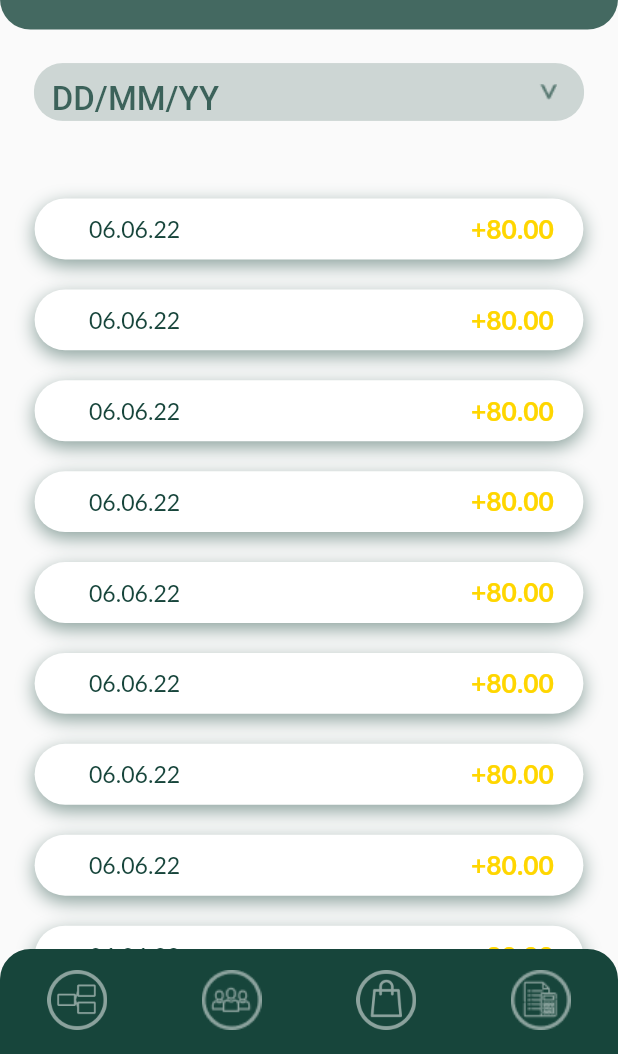
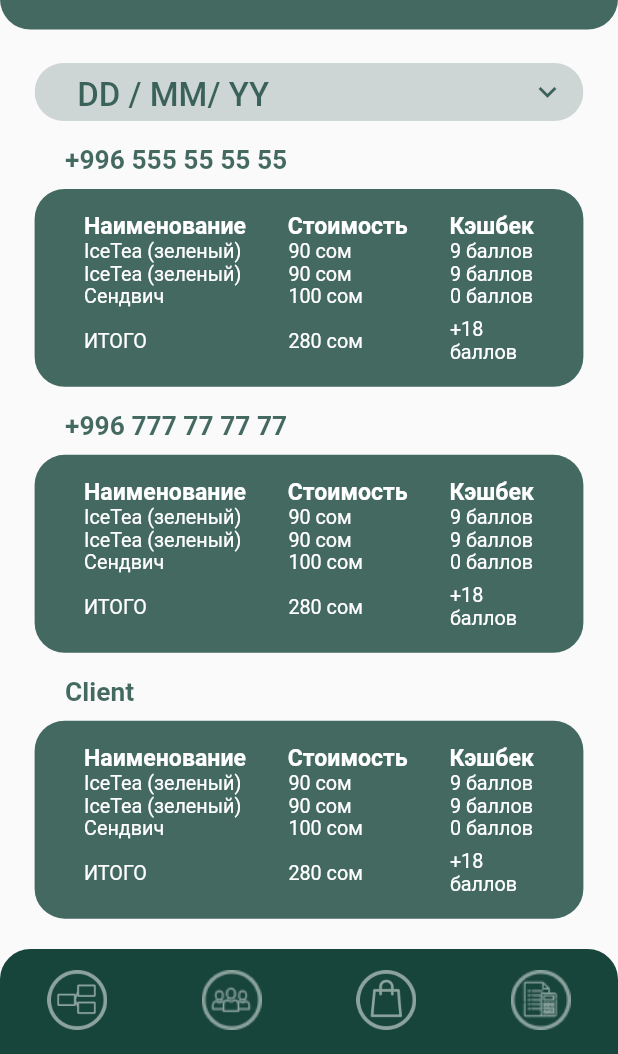
Before and after one commit to 3sss21/ITC, a Flutter app: the SellerNavigationWidget screen opened directly, item 4 of the bottom bar chosen, on a phone screen of 412 x 824 dp, the part 182-1236 px from its top. Run offline on Flutter 3.47's test engine with Material 2 defaults, Android fonts, the light colour scheme and no system bars; our stand-ins replace bloc, cached_network_image, dio, flutter_bloc, flutter_screenutil; Roboto replaces fonts that are missing (Lato).

Commit message:
Cash Box Receipt

```diff
--- a/lib/commons/text_style_helper.dart
+++ b/lib/commons/text_style_helper.dart
@@ -74,4 +74,14 @@ abstract class TextStyleHelper {
     fontSize: 16.sp,
     fontWeight: FontWeight.w600,
   );
+  static TextStyle f14w600 = TextStyle(
+    color: ThemeHelper.white,
+    fontSize: 14.sp,
+    fontWeight: FontWeight.w600,
+  );
+  static TextStyle f12w400 = TextStyle(
+    color: ThemeHelper.white,
+    fontSize: 12.sp,
+    fontWeight: FontWeight.w400,
+  );
 }
--- a/lib/global_widgets/appCover_widget.dart
+++ b/lib/global_widgets/appCover_widget.dart
@@ -24,7 +24,7 @@ class AppCoverWidget extends StatelessWidget {
           mainAxisAlignment: MainAxisAlignment.spaceBetween,
           children: [
             Text(
-              nameCover,
+              nameCover.toUpperCase(),
               style: TextStyle(
                 color: ThemeHelper.white,
                 fontSize: 24.sp,
--- a/lib/screens/buyer/screens/profile_screen/profile_screen.dart
+++ /dev/null
@@ -1,71 +0,0 @@
-import 'package:cashback_app/commons/theme_helper.dart';
-import 'package:cashback_app/global_widgets/appCover_widget.dart';
-import 'package:cashback_app/screens/buyer/buyer_navigation_widget.dart/buyer_navigation_widget.dart';
-import 'package:cashback_app/screens/buyer/screens/profile_screen/local_widgets/custom_button.dart';
-import 'package:cashback_app/screens/buyer/screens/profile_screen/local_widgets/data.dart';
-import 'package:flutter/material.dart';
-import 'package:flutter_screenutil/flutter_screenutil.dart';
-
-class ProfileScreen extends StatelessWidget {
-  const ProfileScreen({Key? key}) : super(key: key);
-
-  @override
-  Widget build(BuildContext context) {
-    return Scaffold(
-      body: Column(
-        children: [
-          const AppCoverWidget(nameCover: 'ПРОФИЛЬ'),
-          SizedBox(height: 79.h),
-          Container(
-            width: 334.w,
-            height: 397.h,
-            decoration: BoxDecoration(
-              borderRadius: BorderRadius.circular(20),
-              color: ThemeHelper.green80,
-            ),
-            child: Padding(
-              padding: const EdgeInsets.only(left: 32, right: 36, top: 119),
-              child: Column(
-                children: [
-                  const Data(
-                    titleOfData: 'Имя:',
-                    data: '________________________________',
-                  ),
-                  SizedBox(height: 20.h),
-                  const Data(
-                    titleOfData: 'email:',
-                    data: '________________________________',
-                  ),
-                  SizedBox(height: 20.h),
-                  const Data(
-                    titleOfData: 'Номер телефона:',
-                    data: '_______________________',
-                  ),
-                  SizedBox(height: 20.h),
-                  const Data(
-                    titleOfData: 'Пароль:',
-                    data: '____________________________',
-                  ),
-                  Padding(
-                    padding: const EdgeInsets.only(
-                      top: 95,
-                      left: 56,
-                    ),
-                    child: Row(
-                      children: [
-                        const CustomButton(buttonText: 'Изменить'),
-                        SizedBox(width: 19.w),
-                        const CustomButton(buttonText: 'Сохранить')
-                      ],
-                    ),
-                  ),
-                ],
-              ),
-            ),
-          ),
-        ],
-      ),
-      bottomNavigationBar: const BuyerNavigationWidget(currentIndex: 3),
-    );
-  }
-}
--- /dev/null
+++ b/lib/screens/seller/screens/boxOffice_screen.dart/cashBox_screen.dart
@@ -0,0 +1,51 @@
+import 'package:cashback_app/commons/text_style_helper.dart';
+import 'package:cashback_app/commons/theme_helper.dart';
+import 'package:cashback_app/global_widgets/appCover_widget.dart';
+import 'package:cashback_app/global_widgets/search_textfield_widget.dart';
+import 'package:cashback_app/screens/seller/screens/boxOffice_screen.dart/local_widget/clients_cashBox.dart';
+import 'package:cashback_app/screens/seller/screens/boxOffice_screen.dart/local_widget/phone_number.dart';
+import 'package:flutter/material.dart';
+import 'package:flutter_screenutil/flutter_screenutil.dart';
+
+class CashBoxScreen extends StatefulWidget {
+  const CashBoxScreen({Key? key}) : super(key: key);
+
+  @override
+  State<CashBoxScreen> createState() => _CashBoxScreenState();
+}
+
+class _CashBoxScreenState extends State<CashBoxScreen> {
+  @override
+  Widget build(BuildContext context) {
+    return Scaffold(
+      body: Column(
+        children: [
+          const AppCoverWidget(nameCover: 'КАССА'),
+          Padding(
+            padding: EdgeInsets.symmetric(horizontal: 21.w, vertical: 22.h),
+            child: Column(
+              crossAxisAlignment: CrossAxisAlignment.start,
+              children: [
+                SearchTextFieldWidget(
+                  hintText: 'DD / MM/ YY',
+                  contentPadding:
+                      EdgeInsets.only(left: 28.h, top: 9.h, bottom: 9.h),
+                  suffix: Icon(
+                    Icons.keyboard_arrow_down_outlined,
+                    color: ThemeHelper.green80,
+                  ),
+                ),
+                const PhoneNumber(phoneNumber: '+996 555 55 55 55'),
+                const ClientsCashBox(),
+                const PhoneNumber(phoneNumber: '+996 777 77 77 77'),
+                const ClientsCashBox(),
+                const PhoneNumber(phoneNumber: 'Client'),
+                const ClientsCashBox(),
+              ],
+            ),
+          ),
+        ],
+      ),
+    );
+  }
+}
--- /dev/null
+++ b/lib/screens/seller/screens/boxOffice_screen.dart/local_widget/clients_cashBox.dart
@@ -0,0 +1,52 @@
+import 'package:cashback_app/commons/theme_helper.dart';
+import 'package:cashback_app/screens/seller/screens/boxOffice_screen.dart/local_widget/product_cost_cashback.dart';
+import 'package:cashback_app/screens/seller/screens/boxOffice_screen.dart/local_widget/titles.dart';
+import 'package:flutter/material.dart';
+import 'package:flutter_screenutil/flutter_screenutil.dart';
+
+class ClientsCashBox extends StatelessWidget {
+  const ClientsCashBox({
+    Key? key,
+  }) : super(key: key);
+
+  @override
+  Widget build(BuildContext context) {
+    return Container(
+      width: 334.w,
+      height: 130.h,
+      decoration: BoxDecoration(
+        borderRadius: BorderRadius.circular(20),
+        color: ThemeHelper.green80,
+      ),
+      child: Padding(
+        padding: EdgeInsets.symmetric(horizontal: 30.w, vertical: 16.h),
+        child: Column(
+          children: [
+            const Titles(),
+            const ProductCostCashback(
+              product: 'IceTea (зеленый)',
+              cost: '90 сом',
+              cashback: '9 баллов',
+            ),
+            const ProductCostCashback(
+              product: 'IceTea (зеленый)',
+              cost: '90 сом',
+              cashback: '9 баллов',
+            ),
+            const ProductCostCashback(
+              product: 'Сендвич',
+              cost: '100 сом',
+              cashback: '0 баллов',
+            ),
+            SizedBox(height: 7.h),
+            ProductCostCashback(
+              product: 'итого'.toUpperCase(),
+              cost: '280 сом',
+              cashback: '+18 баллов',
+            ),
+          ],
+        ),
+      ),
+    );
+  }
+}
--- /dev/null
+++ b/lib/screens/seller/screens/boxOffice_screen.dart/local_widget/phone_number.dart
@@ -0,0 +1,22 @@
+import 'package:cashback_app/commons/text_style_helper.dart';
+import 'package:flutter/material.dart';
+import 'package:flutter_screenutil/flutter_screenutil.dart';
+
+class PhoneNumber extends StatelessWidget {
+  final String phoneNumber;
+  const PhoneNumber({
+    Key? key,
+    required this.phoneNumber,
+  }) : super(key: key);
+
+  @override
+  Widget build(BuildContext context) {
+    return Padding(
+      padding: EdgeInsets.only(left: 20.h, top: 16.h, bottom: 8.h),
+      child: Text(
+        phoneNumber,
+        style: TextStyleHelper.productName,
+      ),
+    );
+  }
+}
--- /dev/null
+++ b/lib/screens/seller/screens/boxOffice_screen.dart/local_widget/product_cost_cashback.dart
@@ -0,0 +1,40 @@
+import 'package:cashback_app/commons/text_style_helper.dart';
+import 'package:flutter/material.dart';
+import 'package:flutter_screenutil/flutter_screenutil.dart';
+
+class ProductCostCashback extends StatelessWidget {
+  final String product;
+  final String cost;
+  final String cashback;
+  const ProductCostCashback({
+    Key? key,
+    required this.product,
+    required this.cost,
+    required this.cashback,
+  }) : super(key: key);
+
+  @override
+  Widget build(BuildContext context) {
+    return SingleChildScrollView(
+      child: Row(
+        mainAxisAlignment: MainAxisAlignment.spaceBetween,
+        children: [
+          SizedBox(
+            width: 97.w,
+            child: Text(product, style: TextStyleHelper.f12w400),
+          ),
+          const Spacer(),
+          SizedBox(
+            width: 71.w,
+            child: Text(cost, style: TextStyleHelper.f12w400),
+          ),
+          const Spacer(),
+          SizedBox(
+            width: 51.w,
+            child: Text(cashback, style: TextStyleHelper.f12w400),
+          ),
+        ],
+      ),
+    );
+  }
+}
--- /dev/null
+++ b/lib/screens/seller/screens/boxOffice_screen.dart/local_widget/titles.dart
@@ -0,0 +1,22 @@
+import 'package:cashback_app/commons/text_style_helper.dart';
+import 'package:flutter/material.dart';
+
+class Titles extends StatelessWidget {
+  const Titles({
+    Key? key,
+  }) : super(key: key);
+
+  @override
+  Widget build(BuildContext context) {
+    return Row(
+      crossAxisAlignment: CrossAxisAlignment.start,
+      mainAxisAlignment: MainAxisAlignment.spaceBetween,
+      children: [
+        Text('Наименование',
+            style: TextStyleHelper.f14w600),
+        Text('Стоимость', style: TextStyleHelper.f14w600),
+        Text('Кэшбек', style: TextStyleHelper.f14w600),
+      ],
+    );
+  }
+}
--- a/lib/screens/seller/seller_navigation/seller_navigation_widget.dart
+++ b/lib/screens/seller/seller_navigation/seller_navigation_widget.dart
@@ -1,8 +1,7 @@
 import 'package:cashback_app/commons/icon_images.dart';
-import 'package:cashback_app/screens/byuer/screens/QR_code_screen/QR_code_screen.dart';
-import 'package:cashback_app/screens/byuer/screens/profile_screen/profile_screen.dart';
 import 'package:cashback_app/screens/byuer/screens/shop_screen/shop_screen.dart';
 import 'package:cashback_app/screens/seller/screens/boxOffice_screen.dart/boxOffice_screen.dart';
+import 'package:cashback_app/screens/seller/screens/boxOffice_screen.dart/cashBox_screen.dart';
 import 'package:cashback_app/screens/seller/screens/branch_screen/branch_screen.dart';
 import 'package:cashback_app/screens/seller/screens/clients_screen/clients_screen.dart';
 import 'package:flutter/material.dart';
@@ -25,7 +24,7 @@ class _SellerNavigationWidgetState extends State<SellerNavigationWidget> {
     const BranchScreen(),
     const ClientsScreen(),
     const ShopScreen(),
-    const BoxOfficeScreen(),
+    const CashBoxScreen(),
   ];
 
   void _onItemTapped(int index) {
```
